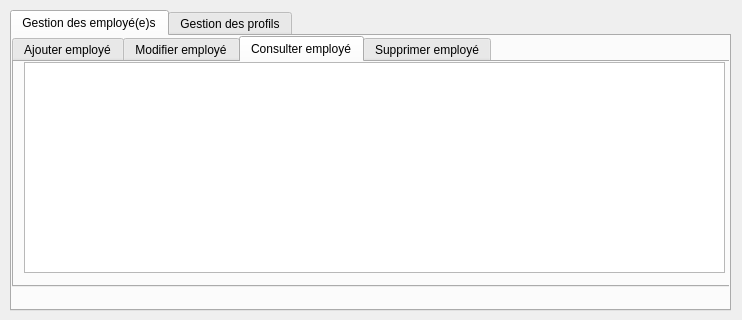
Before: the Qt Designer form mainwindow.ui in ahmedmanaa21/Projet2A10_SmartCinema, drawn with Qt 5.
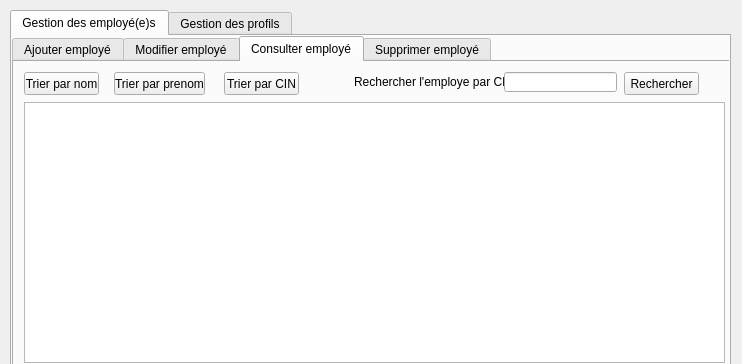
After: the same form once the commit is applied. The open tabs and pages were chosen to show the change.

The edit to the form file:
```diff
--- a/mainwindow.ui
+++ b/mainwindow.ui
@@ -7,7 +7,7 @@
     <x>0</x>
     <y>0</y>
     <width>742</width>
-    <height>320</height>
+    <height>364</height>
    </rect>
   </property>
   <property name="windowTitle">
@@ -20,7 +20,7 @@
       <x>10</x>
       <y>10</y>
       <width>721</width>
-      <height>301</height>
+      <height>361</height>
      </rect>
     </property>
     <property name="currentIndex">
@@ -36,7 +36,7 @@
         <x>0</x>
         <y>0</y>
         <width>721</width>
-        <height>251</height>
+        <height>331</height>
        </rect>
       </property>
       <property name="currentIndex">
@@ -482,12 +482,90 @@
         <property name="geometry">
          <rect>
           <x>10</x>
-          <y>0</y>
+          <y>40</y>
           <width>701</width>
-          <height>211</height>
+          <height>261</height>
          </rect>
         </property>
        </widget>
+       <widget class="QPushButton" name="pushButton">
+        <property name="geometry">
+         <rect>
+          <x>10</x>
+          <y>10</y>
+          <width>75</width>
+          <height>23</height>
+         </rect>
+        </property>
+        <property name="text">
+         <string>Trier par nom</string>
+        </property>
+       </widget>
+       <widget class="QPushButton" name="pushButton_3">
+        <property name="geometry">
+         <rect>
+          <x>100</x>
+          <y>10</y>
+          <width>91</width>
+          <height>23</height>
+         </rect>
+        </property>
+        <property name="text">
+         <string>Trier par prenom</string>
+        </property>
+       </widget>
+       <widget class="QPushButton" name="pushButton_tricin">
+        <property name="geometry">
+         <rect>
+          <x>210</x>
+          <y>10</y>
+          <width>75</width>
+          <height>23</height>
+         </rect>
+        </property>
+        <property name="text">
+         <string>Trier par CIN</string>
+        </property>
+       </widget>
+       <widget class="QLabel" name="label_19">
+        <property name="geometry">
+         <rect>
+          <x>340</x>
+          <y>10</y>
+          <width>161</width>
+          <height>20</height>
+         </rect>
+        </property>
+        <property name="text">
+         <string>Rechercher l'employe par CIN :</string>
+        </property>
+       </widget>
+       <widget class="QPushButton" name="pushButton_rechercheremp">
+        <property name="geometry">
+         <rect>
+          <x>610</x>
+          <y>10</y>
+          <width>75</width>
+          <height>23</height>
+         </rect>
+        </property>
+        <property name="text">
+         <string>Rechercher</string>
+        </property>
+       </widget>
+       <widget class="QLineEdit" name="lineEdit_emprech">
+        <property name="geometry">
+         <rect>
+          <x>490</x>
+          <y>10</y>
+          <width>113</width>
+          <height>20</height>
+         </rect>
+        </property>
+        <property name="maxLength">
+         <number>8</number>
+        </property>
+       </widget>
       </widget>
       <widget class="QWidget" name="tab_6">
        <attribute name="title">
```
Left out of the diff: 62 changed lines with no effect on the pictures.
